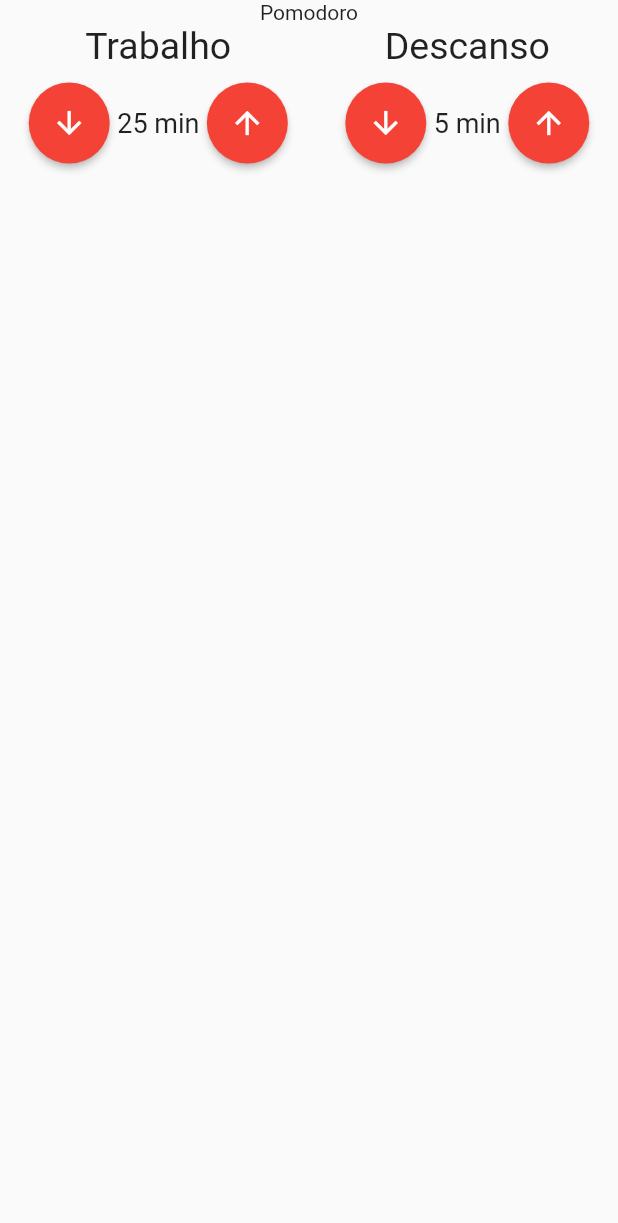
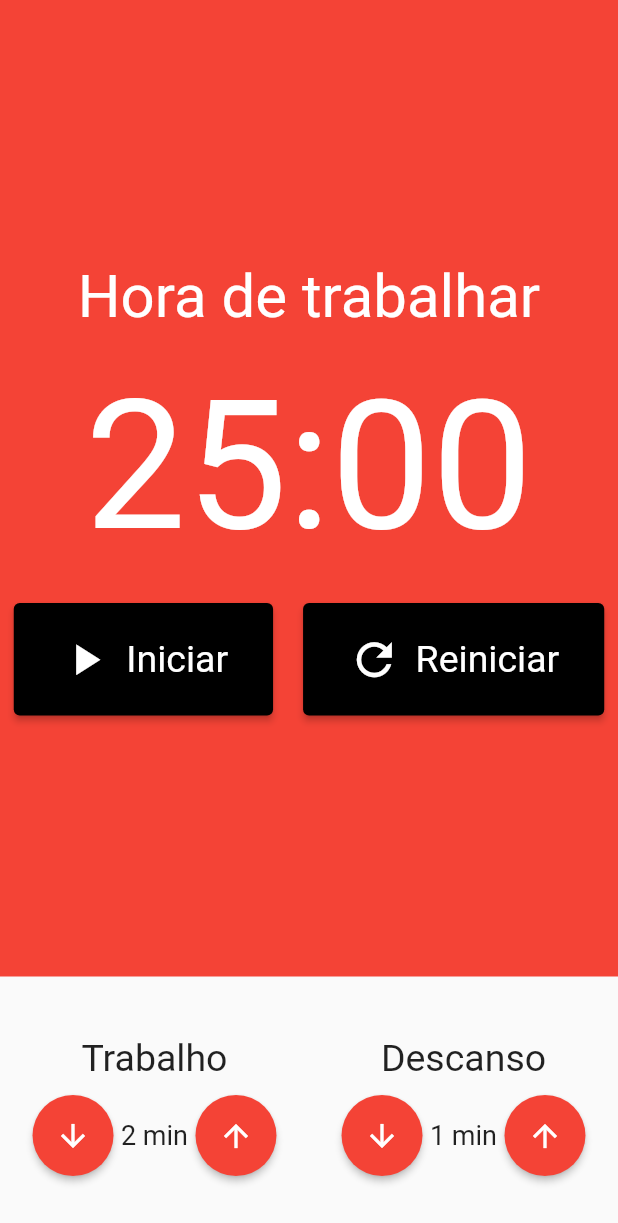
Before and after one commit to estelson/pomodoro, a Flutter app: the screen it shows after launch, on a phone screen of 412 x 824 dp. Shown: the top 1223 px of the screen. Run offline on Flutter 3.47's test engine with Material 2 defaults, Android fonts, the phone set to English and light mode, and no system bars; our stand-ins replace mobx; generated files the repository leaves out were written again.

Commit message:
PomodoroStore - Alteração #01

```diff
--- /dev/null
+++ b/lib/components/crometro.botao.dart
@@ -0,0 +1,37 @@
+import 'package:flutter/material.dart';
+
+class CronometroBotao extends StatelessWidget {
+  final String texto;
+  final IconData icone;
+
+  const CronometroBotao({Key? key, required this.texto, required this.icone}) : super(key: key);
+
+  @override
+  Widget build(BuildContext context) {
+    return ElevatedButton(
+      style: ElevatedButton.styleFrom(
+        backgroundColor: Colors.black,
+        padding: EdgeInsets.symmetric(
+          horizontal: 30,
+          vertical: 20,
+        ),
+        textStyle: TextStyle(
+          fontSize: 25,
+        ),
+      ),
+      onPressed: () {},
+      child: Row(
+        children: [
+          Padding(
+            padding: const EdgeInsets.only(right: 10),
+            child: Icon(
+              icone,
+              size: 35,
+            ),
+          ),
+          Text(texto),
+        ],
+      ),
+    );
+  }
+}
--- /dev/null
+++ b/lib/components/cronometro.dart
@@ -0,0 +1,57 @@
+import 'package:flutter/material.dart';
+import 'package:pomodoro/components/crometro.botao.dart';
+
+class Cronometro extends StatelessWidget {
+  const Cronometro({Key? key}) : super(key: key);
+
+  @override
+  Widget build(BuildContext context) {
+    return Container(
+      color: Colors.red,
+      child: Column(
+        mainAxisAlignment: MainAxisAlignment.center,
+        children:  [
+          Text(
+            "Hora de trabalhar",
+            style: TextStyle(fontSize: 40, color: Colors.white),
+          ),
+          SizedBox(height: 20),
+          Text(
+            "25:00",
+            style: TextStyle(
+              fontSize: 120,
+              color: Colors.white,
+            ),
+          ),
+          SizedBox(height: 20),
+          Row(
+            mainAxisAlignment: MainAxisAlignment.center,
+            children: const [
+              Padding(
+                padding: EdgeInsets.only(right: 10),
+                child: CronometroBotao(
+                  texto: "Iniciar",
+                  icone: Icons.play_arrow,
+                ),
+              ),
+              // Padding(
+              //   padding: EdgeInsets.only(right: 10),
+              //   child: CronometroBotao(
+              //     texto: "Parar",
+              //     icone: Icons.stop,
+              //   ),
+              // ),
+              Padding(
+                padding: EdgeInsets.only(left: 10),
+                child: CronometroBotao(
+                  texto: "Reiniciar",
+                  icone: Icons.refresh,
+                ),
+              ),
+            ],
+          )
+        ],
+      ),
+    );
+  }
+}
--- a/lib/main.dart
+++ b/lib/main.dart
@@ -1,5 +1,7 @@
 import 'package:flutter/material.dart';
 import 'package:pomodoro/pages/pomodoro.dart';
+import 'package:pomodoro/store/pomodoro.store.dart';
+import 'package:provider/provider.dart';
 
 void main() {
   runApp(MyApp());
@@ -10,13 +12,20 @@ class MyApp extends StatelessWidget {
 
   @override
   Widget build(BuildContext context) {
-    return MaterialApp(
-      debugShowCheckedModeBanner: false,
-      title: 'Flutter Demo',
-      theme: ThemeData(
-        primarySwatch: Colors.blue,
+    return MultiProvider(
+      providers: [
+        Provider<PomodoroStore>(
+          create: (_) => PomodoroStore(),
+        ),
+      ],
+      child: MaterialApp(
+        debugShowCheckedModeBanner: false,
+        title: 'Flutter Demo',
+        theme: ThemeData(
+          primarySwatch: Colors.blue,
+        ),
+        home: Pomodoro(),
       ),
-      home: Pomodoro(),
     );
   }
 }
--- a/lib/pages/pomodoro.dart
+++ b/lib/pages/pomodoro.dart
@@ -1,21 +1,38 @@
 import 'package:flutter/material.dart';
+import 'package:pomodoro/components/cronometro.dart';
 import 'package:pomodoro/components/entrada.tempo.dart';
+import 'package:pomodoro/store/pomodoro.store.dart';
+import 'package:provider/provider.dart';
 
 class Pomodoro extends StatelessWidget {
   const Pomodoro({Key? key}) : super(key: key);
 
   @override
   Widget build(BuildContext context) {
+    final store = Provider.of<PomodoroStore>(context);
+
     return Scaffold(
       body: Column(
+        crossAxisAlignment: CrossAxisAlignment.stretch,
         children: [
-          Text("Pomodoro"),
-          Row(
-            mainAxisAlignment: MainAxisAlignment.spaceAround,
-            children: const [
-              EntradaTempo(titulo: "Trabalho", valor: 25,),
-              EntradaTempo(titulo: "Descanso", valor: 5,),
-            ],
+          Expanded(
+            child: Cronometro(),
+          ),
+          Padding(
+            padding: const EdgeInsets.symmetric(vertical: 40),
+            child: Row(
+              mainAxisAlignment: MainAxisAlignment.spaceAround,
+              children: [
+                EntradaTempo(
+                  titulo: "Trabalho",
+                  valor: store.tempoTrabalho,
+                ),
+                EntradaTempo(
+                  titulo: "Descanso",
+                  valor: store.tempoDescanso,
+                ),
+              ],
+            ),
           ),
         ],
       ),
--- /dev/null
+++ b/lib/store/pomodoro.store.dart
@@ -0,0 +1,33 @@
+import 'package:mobx/mobx.dart';
+
+part "pomodoro.store.g.dart";
+
+class PomodoroStore = _PomodoroStore with _$PomodoroStore;
+
+abstract class _PomodoroStore with Store {
+  @observable
+  int tempoTrabalho = 2;
+
+  @observable
+  int tempoDescanso = 1;
+
+  @action
+  void incrementarTempoTrabalho() {
+    tempoTrabalho++;
+  }
+
+  @action
+  void decrementarTempoTrabalho() {
+    tempoTrabalho--;
+  }
+
+  @action
+  void incrementarTempoDescanso() {
+    tempoDescanso++;
+  }
+
+  @action
+  void decrementarTempoDescanso() {
+    tempoDescanso--;
+  }
+}
```
Also changed, not shown: lib/store/pomodoro.store.g.dart (added).
